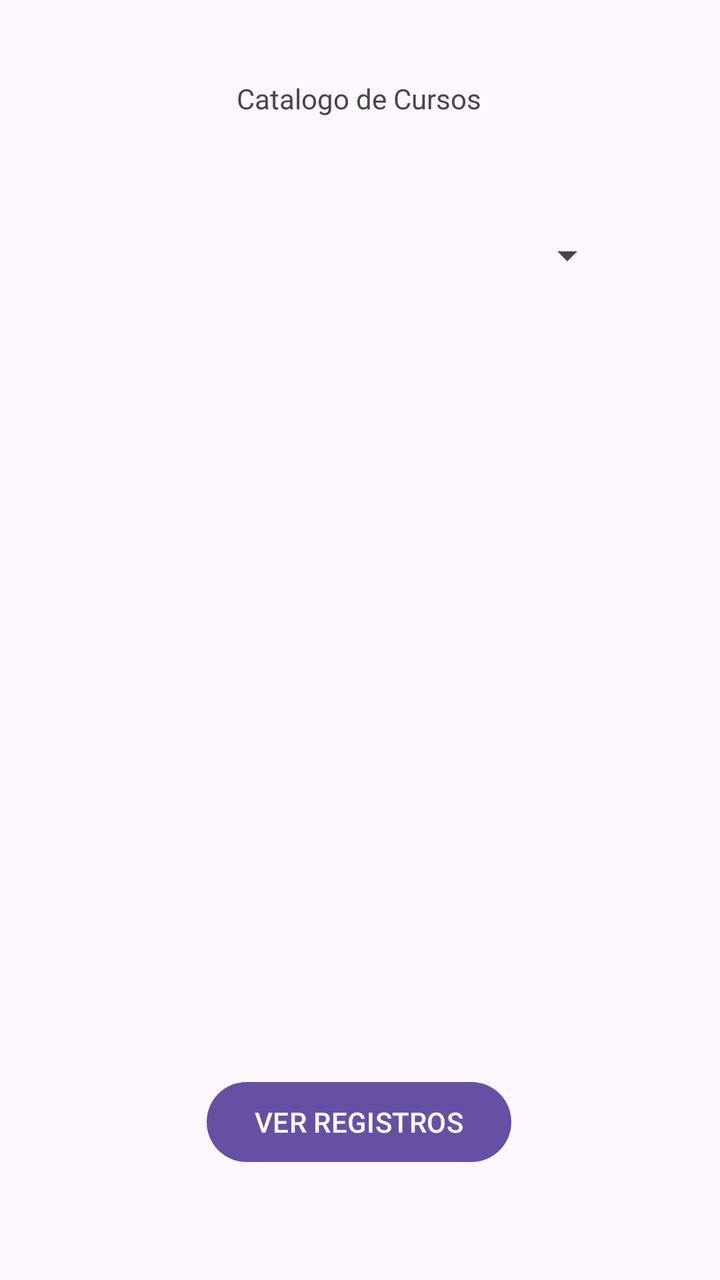
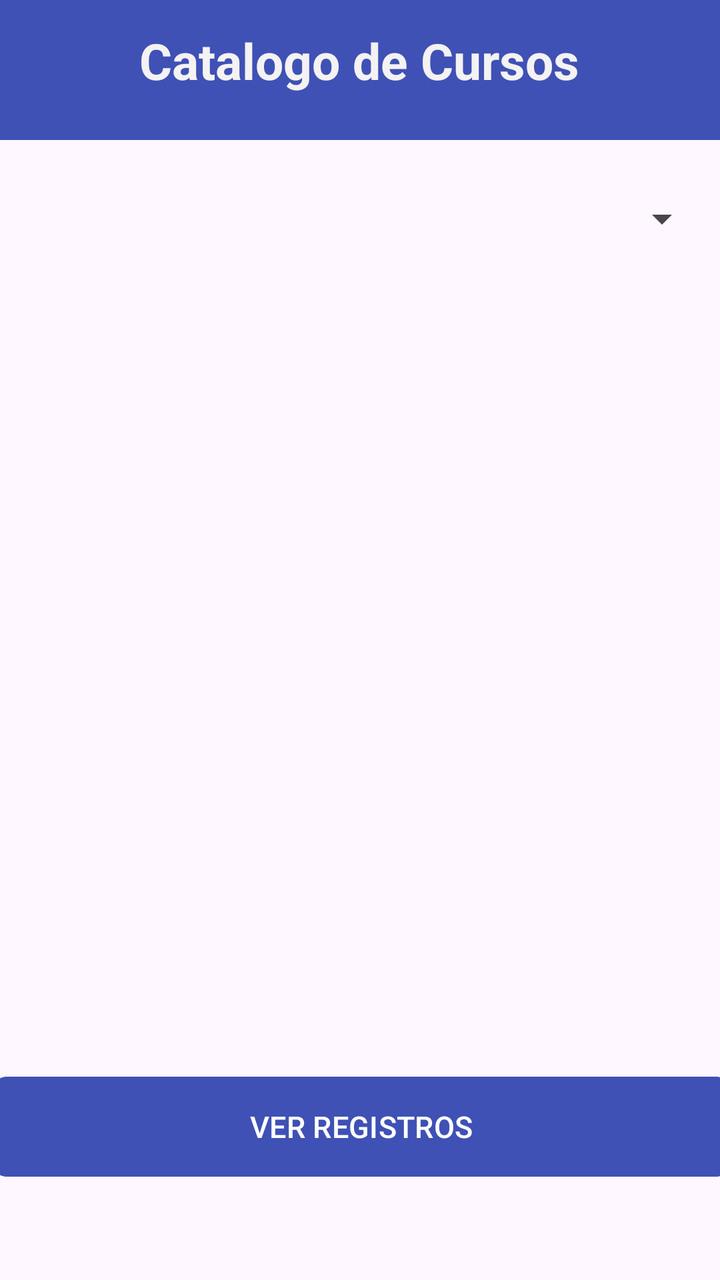

Before-and-after screenshots of an Android layout around one commit, followed by the original layout XML and the change that was made.
<!-- AndroidManifest.xml: application theme Theme.AppCursos -->
<!-- res/layout/activity_main.xml -->
<?xml version="1.0" encoding="utf-8"?>
<androidx.constraintlayout.widget.ConstraintLayout xmlns:android="http://schemas.android.com/apk/res/android"
    xmlns:app="http://schemas.android.com/apk/res-auto"
    xmlns:tools="http://schemas.android.com/tools"
    android:id="@+id/main"
    android:layout_width="match_parent"
    android:layout_height="match_parent"
    tools:context=".vista.MainActivity">

    <TextView
        android:id="@+id/txtTitulo"
        android:layout_width="wrap_content"
        android:layout_height="wrap_content"
        android:text="Catalogo de Cursos"
        app:layout_constraintBottom_toBottomOf="parent"
        app:layout_constraintEnd_toEndOf="parent"
        app:layout_constraintHorizontal_bias="0.498"
        app:layout_constraintStart_toStartOf="parent"
        app:layout_constraintTop_toTopOf="parent"
        app:layout_constraintVertical_bias="0.064" />

    <Spinner
        android:id="@+id/spnCategorias"
        android:layout_width="256dp"
        android:layout_height="50dp"
        app:layout_constraintBottom_toBottomOf="parent"
        app:layout_constraintEnd_toEndOf="parent"
        app:layout_constraintHorizontal_bias="0.496"
        app:layout_constraintStart_toStartOf="parent"
        app:layout_constraintTop_toTopOf="parent"
        app:layout_constraintVertical_bias="0.174" />

    <androidx.recyclerview.widget.RecyclerView
        android:id="@+id/rvLista"
        android:layout_width="match_parent"
        android:layout_height="366dp"
        app:layout_constraintBottom_toBottomOf="parent"
        app:layout_constraintEnd_toEndOf="parent"
        app:layout_constraintStart_toStartOf="parent"
        app:layout_constraintTop_toTopOf="parent"
        app:layout_constraintVertical_bias="0.594" />

    <Button
        android:id="@+id/btnVerRegistros"
        android:layout_width="wrap_content"
        android:layout_height="wrap_content"
        android:text="VER REGISTROS"
        app:layout_constraintBottom_toBottomOf="parent"
        app:layout_constraintEnd_toEndOf="parent"
        app:layout_constraintHorizontal_bias="0.498"
        app:layout_constraintStart_toStartOf="parent"
        app:layout_constraintTop_toTopOf="parent"
        app:layout_constraintVertical_bias="0.907" />
</androidx.constraintlayout.widget.ConstraintLayout>
<!-- resources referenced by this layout -->
<resources>
  <style name="Theme.AppCursos" parent="Base.Theme.AppCursos" />
  <style name="Base.Theme.AppCursos" parent="Theme.Material3.DayNight.NoActionBar">
          
          
      </style>
</resources>

<!-- the commit's change to res/layout/activity_main.xml (unified diff, before → after) -->
@@ -7,33 +7,21 @@
     android:layout_height="match_parent"
     tools:context=".vista.MainActivity">
 
-    <TextView
-        android:id="@+id/txtTitulo"
-        android:layout_width="wrap_content"
-        android:layout_height="wrap_content"
-        android:text="Catalogo de Cursos"
-        app:layout_constraintBottom_toBottomOf="parent"
-        app:layout_constraintEnd_toEndOf="parent"
-        app:layout_constraintHorizontal_bias="0.498"
-        app:layout_constraintStart_toStartOf="parent"
-        app:layout_constraintTop_toTopOf="parent"
-        app:layout_constraintVertical_bias="0.064" />
-
     <Spinner
         android:id="@+id/spnCategorias"
-        android:layout_width="256dp"
+        android:layout_width="350dp"
         android:layout_height="50dp"
         app:layout_constraintBottom_toBottomOf="parent"
         app:layout_constraintEnd_toEndOf="parent"
-        app:layout_constraintHorizontal_bias="0.496"
+        app:layout_constraintHorizontal_bias="0.491"
         app:layout_constraintStart_toStartOf="parent"
         app:layout_constraintTop_toTopOf="parent"
-        app:layout_constraintVertical_bias="0.174" />
+        app:layout_constraintVertical_bias="0.143" />
 
     <androidx.recyclerview.widget.RecyclerView
         android:id="@+id/rvLista"
         android:layout_width="match_parent"
-        android:layout_height="366dp"
+        android:layout_height="413dp"
         app:layout_constraintBottom_toBottomOf="parent"
         app:layout_constraintEnd_toEndOf="parent"
         app:layout_constraintStart_toStartOf="parent"
@@ -42,13 +30,46 @@
 
     <Button
         android:id="@+id/btnVerRegistros"
+        android:layout_width="370dp"
+        android:layout_height="58dp"
+        android:backgroundTint="#3F51B5"
+        android:text="VER REGISTROS"
+        android:textSize="15sp"
+        app:cornerRadius="8dp"
+        app:layout_constraintBottom_toBottomOf="parent"
+        app:layout_constraintEnd_toEndOf="parent"
+        app:layout_constraintHorizontal_bias="0.487"
+        app:layout_constraintStart_toStartOf="parent"
+        app:layout_constraintTop_toTopOf="parent"
+        app:layout_constraintVertical_bias="0.918" />
+
+    <androidx.appcompat.widget.Toolbar
+        android:id="@+id/toolbar"
+        android:layout_width="409dp"
+        android:layout_height="70dp"
+        android:background="#3F51B5"
+        android:minHeight="?attr/actionBarSize"
+        android:theme="?attr/actionBarTheme"
+        app:layout_constraintBottom_toBottomOf="parent"
+        app:layout_constraintEnd_toEndOf="parent"
+        app:layout_constraintHorizontal_bias="1.0"
+        app:layout_constraintStart_toStartOf="parent"
+        app:layout_constraintTop_toTopOf="parent"
+        app:layout_constraintVertical_bias="0.0"
+        app:layout_constraintWidth="match_parent" />
+
+    <TextView
+        android:id="@+id/txtTitulo"
         android:layout_width="wrap_content"
         android:layout_height="wrap_content"
-        android:text="VER REGISTROS"
+        android:text="Catalogo de Cursos"
+        android:textColor="#F4F2F2"
+        android:textSize="25dp"
+        android:textStyle="bold"
         app:layout_constraintBottom_toBottomOf="parent"
         app:layout_constraintEnd_toEndOf="parent"
-        app:layout_constraintHorizontal_bias="0.498"
+        app:layout_constraintHorizontal_bias="0.497"
         app:layout_constraintStart_toStartOf="parent"
         app:layout_constraintTop_toTopOf="parent"
-        app:layout_constraintVertical_bias="0.907" />
+        app:layout_constraintVertical_bias="0.022" />
 </androidx.constraintlayout.widget.ConstraintLayout>
